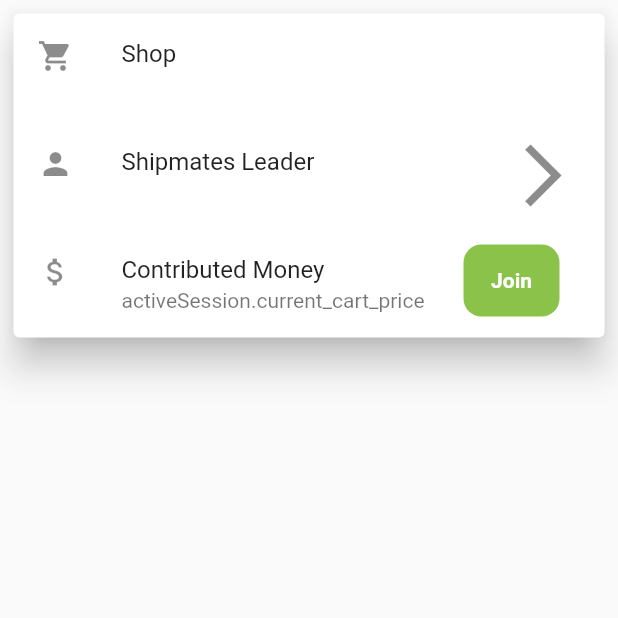
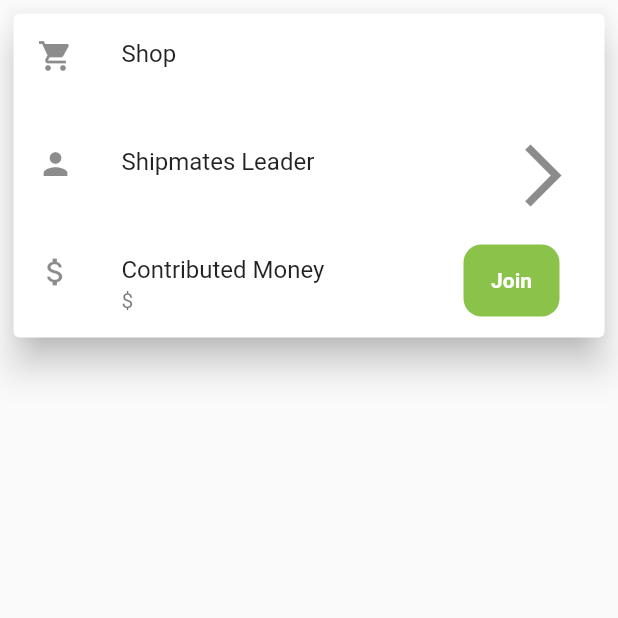
Before and after one commit to betty-guo/Shipmates, a Flutter app: the SessionCard screen opened directly with empty values, on a phone screen of 412 x 824 dp, the top half of it. Run offline on Flutter 3.47's test engine with Material 2 defaults, Android fonts, the phone set to English and light mode, and no system bars; our stand-ins replace flutter_form_builder.

Commit message:
Adding prices

```diff
--- a/lib/components/newSessionsCard.dart
+++ b/lib/components/newSessionsCard.dart
@@ -48,7 +48,7 @@ class _SessionCardState extends State<SessionCard> {
                   ListTile(
                     leading: Icon(Icons.attach_money),
                     title: Text('Contributed Money'),
-                    subtitle: Text("activeSession.current_cart_price"),
+                    subtitle: Text('\$' + activeSession.current_cart_price),
                   ),
                   Positioned(
                     top: 10,
```
